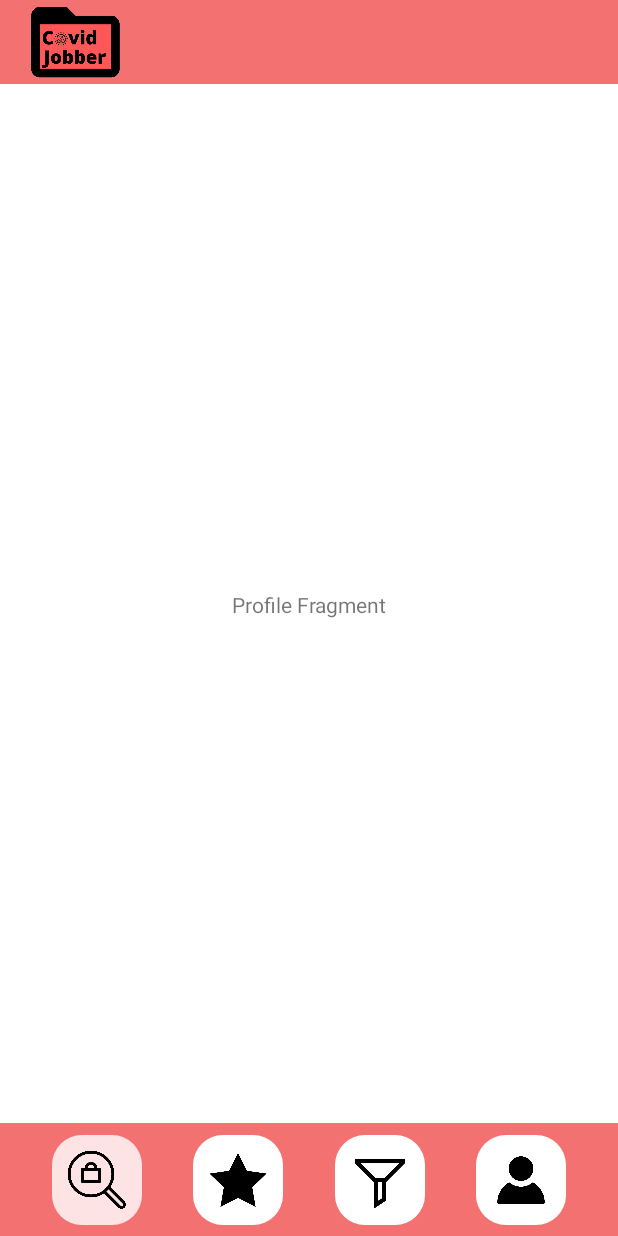
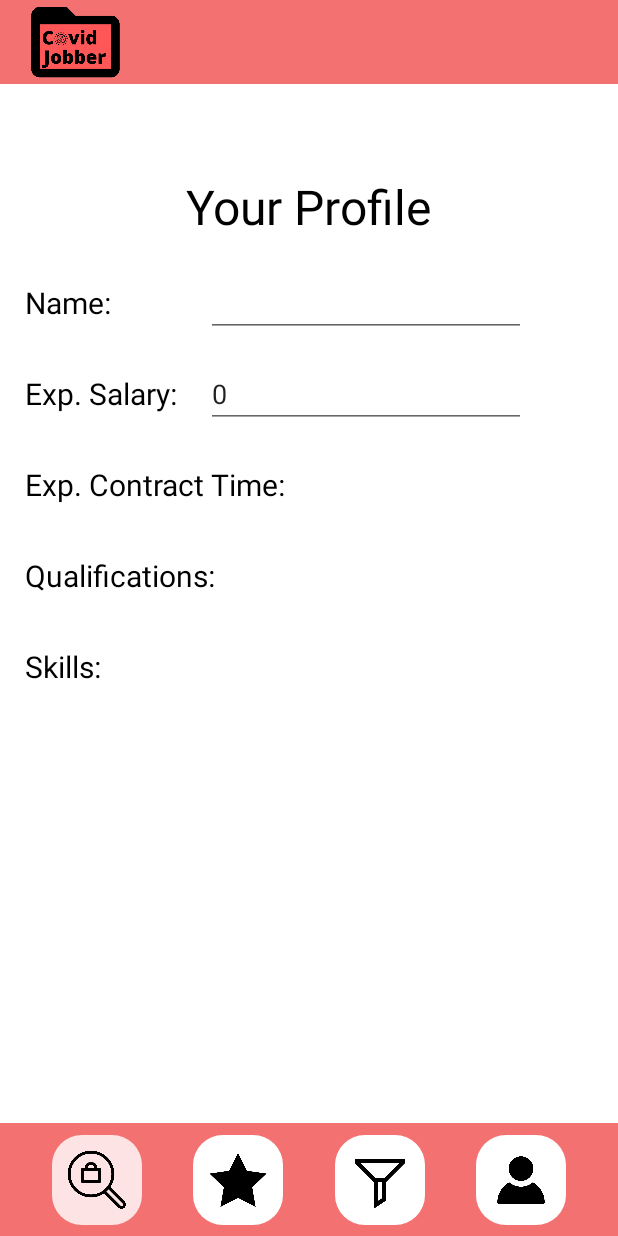
Before and after one commit to Neelis-dev/Covid-Jobber, an Android app: the fragment ProfileFragment placed in its activity, on a phone screen of 412 x 824 dp. Run offline under Robolectric (Android 15) with nearby library versions, the phone set to English and light mode, and no system bars; libraries missing offline, so code that uses them is left out: com.lorentzos.flingswipe; 3 statements that could not run were skipped.

Commit message:
first profile structure

```diff
--- a/app/src/main/java/com/example/covid_jobber/classes/Address.java
+++ b/app/src/main/java/com/example/covid_jobber/classes/Address.java
@@ -10,7 +10,7 @@ public class Address {
     double longitude;
 
     public Address(){
-
+        //TODO
     }
 
     public Address(String displayName, String country, String federalState, String city, double latitude, double longitude) {
--- a/app/src/main/java/com/example/covid_jobber/classes/Applicant.java
+++ b/app/src/main/java/com/example/covid_jobber/classes/Applicant.java
@@ -17,7 +17,7 @@ public class Applicant {
 
 
     public Applicant() {
-        this("Peter" + new Random().nextInt(), 1337.69, ContractTime.UNKNOWN, new Address());
+        this("", 0, ContractTime.UNKNOWN, new Address());
     }
 
     public Applicant(String name, double expSalary, ContractTime expContractTime, Address location) {
--- a/app/src/main/java/com/example/covid_jobber/fragments/ProfileFragment.java
+++ b/app/src/main/java/com/example/covid_jobber/fragments/ProfileFragment.java
@@ -9,6 +9,7 @@ import android.view.View;
 import android.view.ViewGroup;
 
 import com.example.covid_jobber.R;
+import com.example.covid_jobber.classes.Applicant;
 import com.example.covid_jobber.databinding.FragmentNavbarBinding;
 import com.example.covid_jobber.databinding.FragmentProfileBinding;
 
@@ -20,6 +21,12 @@ import org.jetbrains.annotations.NotNull;
  * create an instance of this fragment.
  */
 public class ProfileFragment extends Fragment {
+
+    private Applicant user = new Applicant();
+
+    public Applicant getUser() {
+        return user;
+    }
 
     private FragmentProfileBinding binding;
 
--- a/app/src/main/res/layout/fragment_profile.xml
+++ b/app/src/main/res/layout/fragment_profile.xml
@@ -6,14 +6,99 @@
     android:layout_height="match_parent"
     tools:context=".fragments.ProfileFragment">
 
-     <!-- TODO: Update blank fragment layout -->
      <TextView
+         android:id="@+id/txt_profile_heading"
+         style="@style/Text_Heading"
          android:layout_width="wrap_content"
          android:layout_height="wrap_content"
-         android:text="@string/txt_profile_fragment_filler"
-         app:layout_constraintBottom_toBottomOf="parent"
+         android:layout_marginTop="15dp"
+         android:text="@string/txt_profile_heading"
          app:layout_constraintEnd_toEndOf="parent"
+         app:layout_constraintHorizontal_bias="0.5"
          app:layout_constraintStart_toStartOf="parent"
          app:layout_constraintTop_toTopOf="parent" />
 
+     <!--     Name Field-->
+     <TextView
+         android:id="@+id/txt_profile_name"
+         style="@style/Text_Label"
+         android:layout_width="wrap_content"
+         android:layout_height="45dp"
+         android:layout_marginStart="15dp"
+         android:layout_marginTop="20dp"
+         android:gravity="center"
+         android:text="@string/txt_profile_name"
+         app:layout_constraintStart_toStartOf="parent"
+         app:layout_constraintTop_toBottomOf="@+id/txt_profile_heading" />
+
+     <EditText
+         android:id="@+id/input_profile_name"
+         android:layout_width="wrap_content"
+         android:layout_height="wrap_content"
+         android:layout_marginEnd="60dp"
+         android:ems="10"
+         android:inputType="textPersonName"
+         android:text=""
+         app:layout_constraintEnd_toEndOf="parent"
+         app:layout_constraintTop_toTopOf="@+id/txt_profile_name" />
+
+     <!--     Salary Field-->
+     <TextView
+         android:id="@+id/txt_profile_salary"
+         style="@style/Text_Label"
+         android:layout_width="wrap_content"
+         android:layout_height="45dp"
+         android:layout_marginTop="15dp"
+         android:gravity="center"
+         android:text="@string/txt_profile_salary"
+         app:layout_constraintStart_toStartOf="@+id/txt_profile_name"
+         app:layout_constraintTop_toBottomOf="@+id/txt_profile_name" />
+
+     <EditText
+         android:id="@+id/input_profile_salary"
+         android:layout_width="wrap_content"
+         android:layout_height="wrap_content"
+         android:ems="10"
+         android:inputType="textPersonName"
+         android:text="0"
+         app:layout_constraintEnd_toEndOf="@+id/input_profile_name"
+         app:layout_constraintTop_toTopOf="@+id/txt_profile_salary" />
+
+     <!--     Contract Time Field-->
+     <TextView
+         android:id="@+id/txt_profile_contract_time"
+         style="@style/Text_Label"
+         android:layout_width="wrap_content"
+         android:layout_height="45dp"
+         android:layout_marginTop="15dp"
+         android:gravity="center"
+         android:text="@string/txt_profile_contract_time"
+         app:layout_constraintStart_toStartOf="@+id/txt_profile_salary"
+         app:layout_constraintTop_toBottomOf="@+id/txt_profile_salary" />
+
+     <!--     Qualifications Field-->
+     <TextView
+         android:id="@+id/txt_profile_qualifications"
+         style="@style/Text_Label"
+         android:layout_width="wrap_content"
+         android:layout_height="45dp"
+         android:layout_marginTop="15dp"
+         android:gravity="center"
+         android:text="@string/txt_profile_qualifications"
+         app:layout_constraintStart_toStartOf="@+id/txt_profile_contract_time"
+         app:layout_constraintTop_toBottomOf="@+id/txt_profile_contract_time" />
+
+     <!--     Skills Field-->
+     <TextView
+         android:id="@+id/txt_profile_skills"
+         style="@style/Text_Label"
+         android:layout_width="wrap_content"
+         android:layout_height="45dp"
+         android:layout_marginTop="15dp"
+         android:gravity="center"
+         android:text="@string/txt_profile_skills"
+         app:layout_constraintStart_toStartOf="@+id/txt_profile_qualifications"
+         app:layout_constraintTop_toBottomOf="@+id/txt_profile_qualifications" />
+
+
 </androidx.constraintlayout.widget.ConstraintLayout>
--- a/app/src/main/res/values/strings.xml
+++ b/app/src/main/res/values/strings.xml
@@ -26,4 +26,10 @@
 
     <!--  Profile Fragment  -->
     <string name="txt_profile_fragment_filler">Profile Fragment</string>
+    <string name="txt_profile_heading">Your Profile</string>
+    <string name="txt_profile_name">Name:</string>
+    <string name="txt_profile_salary">Exp. Salary:</string>
+    <string name="txt_profile_contract_time">Exp. Contract Time:</string>
+    <string name="txt_profile_qualifications">Qualifications:</string>
+    <string name="txt_profile_skills">Skills:</string>
 </resources>
--- a/app/src/main/res/values/themes.xml
+++ b/app/src/main/res/values/themes.xml
@@ -13,4 +13,14 @@
         <item name="android:statusBarColor" tools:targetApi="l">?attr/colorPrimaryVariant</item>
         <!-- Customize your theme here. -->
     </style>
+    <style name="Text_Heading">
+        <item name="android:textSize">32sp</item>
+<!--        <item name="android:textStyle">bold</item>-->
+        <item name="android:textColor">@color/black</item>
+    </style>
+    <style name="Text_Label">
+        <item name="android:textSize">20sp</item>
+        <!--        <item name="android:textStyle">bold</item>-->
+        <item name="android:textColor">@color/black</item>
+    </style>
 </resources>
```
